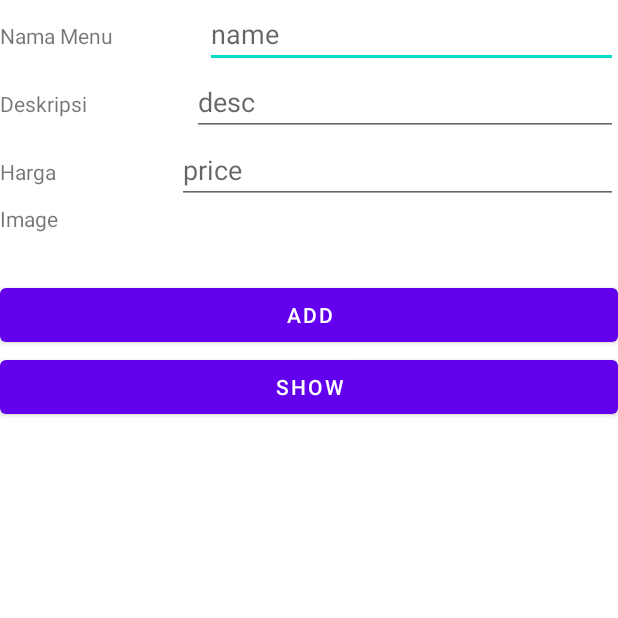
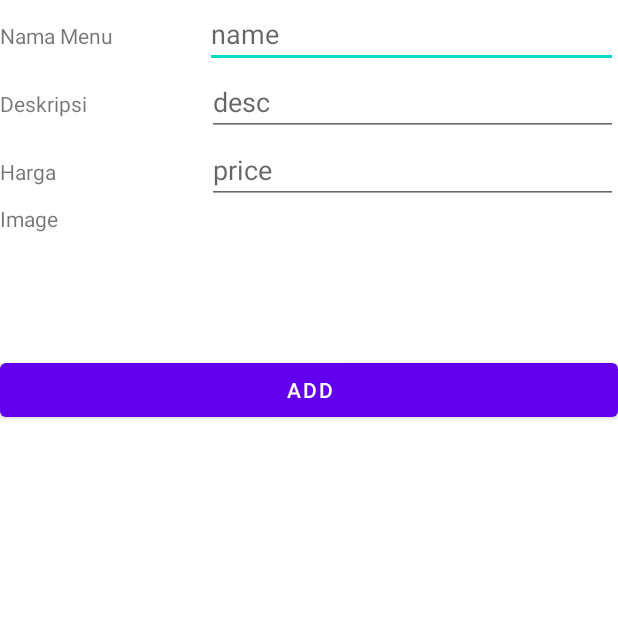
Before and after one commit to Laanaa/SetupProject, an Android app: the CatalogActivity screen opened directly, with no data from a screen before it, on a phone screen of 412 x 824 dp, the top half of it. Run offline under Robolectric (Android 15) with nearby library versions, the phone set to English and light mode, and no system bars.

Commit message:
Finish list menu and catalog activity layout model

```diff
--- a/app/src/main/java/com/example/inder/CatalogActivity.java
+++ b/app/src/main/java/com/example/inder/CatalogActivity.java
@@ -28,7 +28,7 @@ public class CatalogActivity extends AppCompatActivity {
     EditText name, description, price;
     private static final int PICK_IMAGE_ID = 234; // the number doesn't matter
     Bitmap imageBitmap;
-    Button add, show;
+    Button add;
     ImageView image;
 
     @Override
@@ -41,7 +41,6 @@ public class CatalogActivity extends AppCompatActivity {
         price = (EditText) findViewById(R.id.price);
         image =  findViewById(R.id.addImage);
         add = (Button) findViewById(R.id.btnAdd);
-        show = (Button) findViewById(R.id.btnShow);
 
 //        db = openOrCreateDatabase(DB_INDER, Context.MODE_PRIVATE, null);
 //
--- a/app/src/main/java/com/example/inder/DetailMenu.java
+++ b/app/src/main/java/com/example/inder/DetailMenu.java
@@ -34,6 +34,6 @@ public class DetailMenu extends AppCompatActivity {
         title.setText(titleText);
         image.setImageBitmap(imageBitmap);
         desc.setText(descText);
-        price.setText(priceText);
+        price.setText("Rp." + priceText);
     }
 }
--- a/app/src/main/res/layout/activity_catalog.xml
+++ b/app/src/main/res/layout/activity_catalog.xml
@@ -46,6 +46,7 @@
             android:id="@+id/description"
             android:layout_width="wrap_content"
             android:layout_height="wrap_content"
+            android:layout_marginLeft="20dp"
             android:layout_weight="1"
             android:ems="10"
             android:hint="desc"
@@ -68,6 +69,7 @@
             android:id="@+id/price"
             android:layout_width="wrap_content"
             android:layout_height="wrap_content"
+            android:layout_marginLeft="40dp"
             android:layout_weight="1"
             android:ems="10"
             android:hint="price"
@@ -89,8 +91,8 @@
 
         <ImageView
             android:id="@+id/addImage"
-            android:layout_width="50dp"
-            android:layout_height="50dp"
+            android:layout_width="170dp"
+            android:layout_height="100dp"
             android:layout_weight="1"
             tools:srcCompat="@tools:sample/backgrounds/scenic" />
 
@@ -102,10 +104,4 @@
         android:layout_height="wrap_content"
         android:text="Add" />
 
-    <Button
-        android:id="@+id/btnShow"
-        android:layout_width="match_parent"
-        android:layout_height="wrap_content"
-        android:text="SHOW" />
-
 </LinearLayout>
```
Also changed, not shown: app/src/main/res/layout/list_layout_menu.xml (+19 -0 lines).
